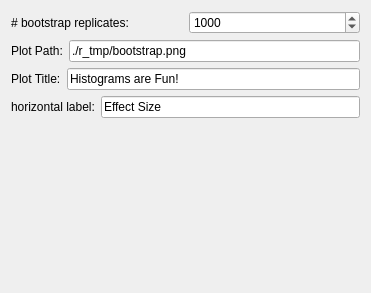
The window that bootstrap_page.ui (gdietz/OpenMEE) describes before a commit, drawn with Qt 5.
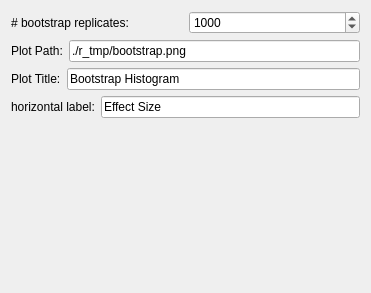
The same window after the commit.

Diff of the .ui file:
```diff
--- a/bootstrap_page.ui
+++ b/bootstrap_page.ui
@@ -74,7 +74,7 @@
      <item>
       <widget class="QLineEdit" name="plot_title_le">
        <property name="text">
-        <string>Histograms are Fun!</string>
+        <string>Bootstrap Histogram</string>
        </property>
       </widget>
      </item>
```
